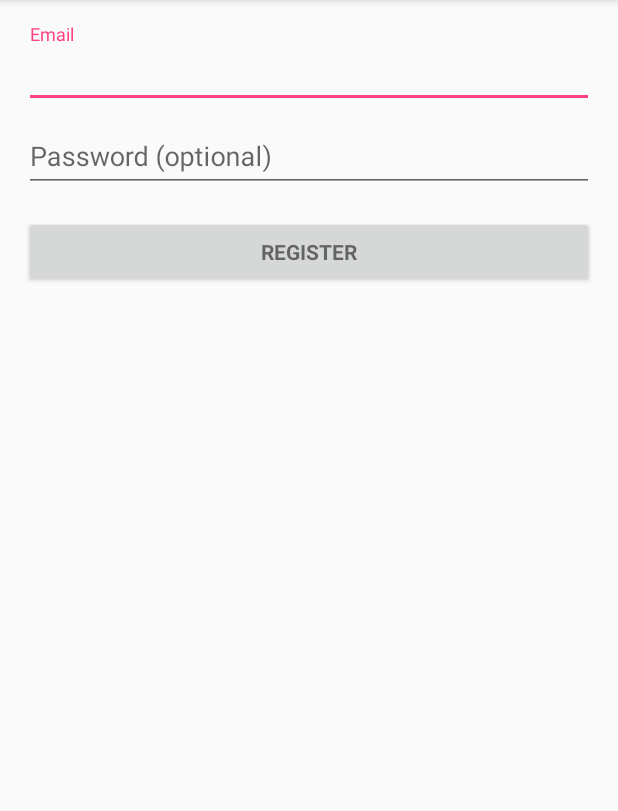
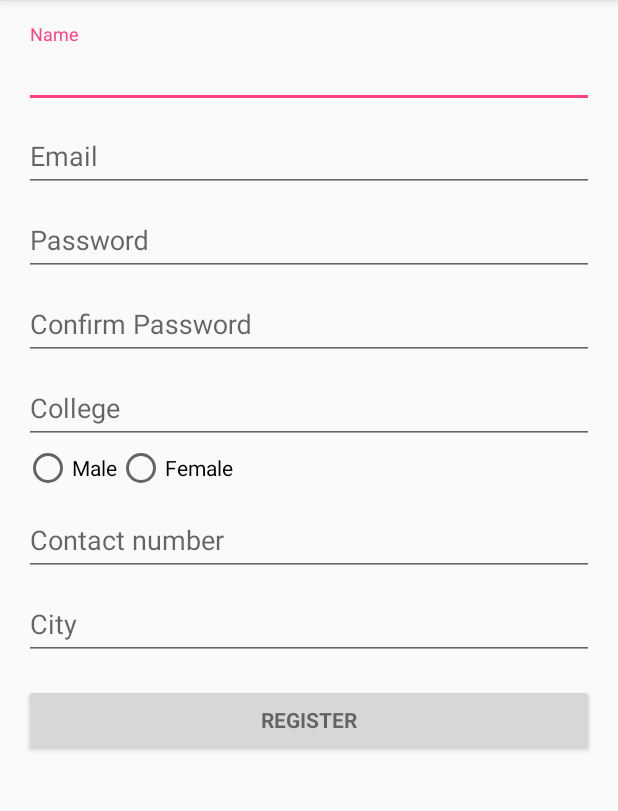
Before and after one commit to ShaastraWebops/android-app-2018, an Android app: the RegisterActivity screen opened directly, with no data from a screen before it, on a phone screen of 412 x 824 dp, the part 84-895 px from its top. Run offline under Robolectric (Android 15) with nearby library versions, the phone set to English and light mode, and no system bars.

Commit message:
Added fields for sign up

```diff
--- a/app/src/main/res/layout/activity_register.xml
+++ b/app/src/main/res/layout/activity_register.xml
@@ -34,14 +34,31 @@
                 android:layout_width="match_parent"
                 android:layout_height="wrap_content">
 
+                <EditText
+                    android:id="@+id/register_form_field_name"
+                    android:layout_width="match_parent"
+                    android:layout_height="wrap_content"
+                    android:hint="@string/prompt_name"
+                    android:imeActionId="@+id/register"
+                    android:imeActionLabel="Register"
+                    android:imeOptions="actionUnspecified"
+                    android:maxLines="1" />
+
+
+
+            </android.support.design.widget.TextInputLayout>
+
+            <android.support.design.widget.TextInputLayout
+                android:layout_width="match_parent"
+                android:layout_height="wrap_content">
+
                 <AutoCompleteTextView
                     android:id="@+id/email"
                     android:layout_width="match_parent"
                     android:layout_height="wrap_content"
                     android:hint="@string/prompt_email"
                     android:inputType="textEmailAddress"
-                    android:maxLines="1"
-                    android:singleLine="true" />
+                    android:maxLines="1" />
 
             </android.support.design.widget.TextInputLayout>
 
@@ -58,10 +75,103 @@
                     android:imeActionLabel="Register"
                     android:imeOptions="actionUnspecified"
                     android:inputType="textPassword"
-                    android:maxLines="1"
-                    android:singleLine="true" />
+                    android:maxLines="1" />
+
+
 
             </android.support.design.widget.TextInputLayout>
+
+            <android.support.design.widget.TextInputLayout
+                android:layout_width="match_parent"
+                android:layout_height="wrap_content">
+
+                <EditText
+                    android:id="@+id/confirmPassword"
+                    android:layout_width="match_parent"
+                    android:layout_height="wrap_content"
+                    android:hint="@string/prompt_confirm_password"
+                    android:imeActionId="@+id/register"
+                    android:imeActionLabel="Register"
+                    android:imeOptions="actionUnspecified"
+                    android:inputType="textPassword"
+                    android:maxLines="1" />
+
+
+
+            </android.support.design.widget.TextInputLayout>
+
+            <android.support.design.widget.TextInputLayout
+                android:layout_width="match_parent"
+                android:layout_height="wrap_content">
+
+                <EditText
+                    android:id="@+id/college"
+                    android:layout_width="match_parent"
+                    android:layout_height="wrap_content"
+                    android:hint="@string/prompt_college"
+                    android:imeActionId="@+id/register"
+                    android:imeActionLabel="Register"
+                    android:imeOptions="actionUnspecified"
+                    android:maxLines="1" />
+
+
+
+            </android.support.design.widget.TextInputLayout>
+
+
+            <!--gender-->
+            <RadioGroup xmlns:android="http://schemas.android.com/apk/res/android"
+                android:layout_width="fill_parent"
+                android:layout_height="wrap_content"
+                android:orientation="horizontal">
+                <RadioButton android:id="@+id/register_form_gender_male"
+                    android:layout_width="wrap_content"
+                    android:layout_height="wrap_content"
+                    android:text="@string/prompt_gender_male"
+                    android:onClick="onRadioButtonClicked"/>
+                <RadioButton android:id="@+id/register_form_gender_female"
+                    android:layout_width="wrap_content"
+                    android:layout_height="wrap_content"
+                    android:text="@string/prompt_gender_female"
+                    android:onClick="onRadioButtonClicked"/>
+            </RadioGroup>
+
+
+            <android.support.design.widget.TextInputLayout
+                android:layout_width="match_parent"
+                android:layout_height="wrap_content">
+
+                <EditText
+                    android:id="@+id/register_form_field_contact"
+                    android:layout_width="match_parent"
+                    android:layout_height="wrap_content"
+                    android:hint="@string/prompt_contact"
+                    android:imeActionId="@+id/register"
+                    android:imeActionLabel="Register"
+                    android:imeOptions="actionUnspecified"
+                    android:maxLines="1" />
+
+
+
+            </android.support.design.widget.TextInputLayout>
+
+            <android.support.design.widget.TextInputLayout
+                android:layout_width="match_parent"
+                android:layout_height="wrap_content">
+
+                <EditText
+                    android:id="@+id/register_form_field_city"
+                    android:layout_width="match_parent"
+                    android:layout_height="wrap_content"
+                    android:hint="@string/prompt_city"
+                    android:imeActionLabel="Register"
+                    android:imeOptions="actionUnspecified"
+                    android:maxLines="1" />
+
+
+
+            </android.support.design.widget.TextInputLayout>
+
 
             <Button
                 android:id="@+id/email_register_button"
--- a/app/src/main/res/values/strings.xml
+++ b/app/src/main/res/values/strings.xml
@@ -4,7 +4,7 @@
 
     <!-- Strings related to login -->
     <string name="prompt_email">Email</string>
-    <string name="prompt_password">Password (optional)</string>
+    <string name="prompt_password">Password</string>
     <string name="action_sign_in">Sign in</string>
     <string name="action_sign_in_short">Sign in</string>
     <string name="error_invalid_email">This email address is invalid</string>
@@ -63,4 +63,11 @@
 
     <!-- TODO: Remove or change this placeholder text -->
     <string name="hello_blank_fragment">Hello blank fragment</string>
+    <string name="prompt_confirm_password">Confirm Password</string>
+    <string name="prompt_college">College</string>
+    <string name="prompt_name">Name</string>
+    <string name="prompt_contact">Contact number</string>
+    <string name="prompt_city">City</string>
+    <string name="prompt_gender_male">Male</string>
+    <string name="prompt_gender_female">Female</string>
 </resources>
--- a/app/src/main/res/values/styles.xml
+++ b/app/src/main/res/values/styles.xml
@@ -21,4 +21,10 @@
 
     <style name="AppTheme.PopupOverlay" parent="ThemeOverlay.AppCompat.Light" />
 
+<!-- To fix rendering issues -->
+    <item name="visible" type="id"/>
+    <item name="masked" type="id"/>
+
+
+
 </resources>
```
